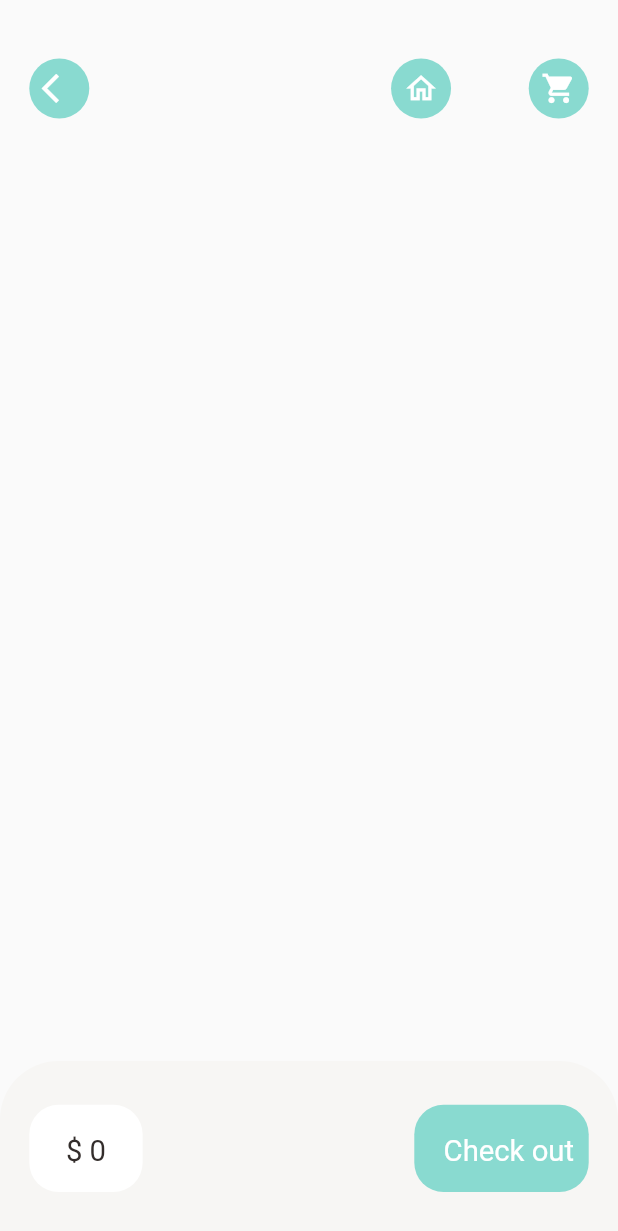
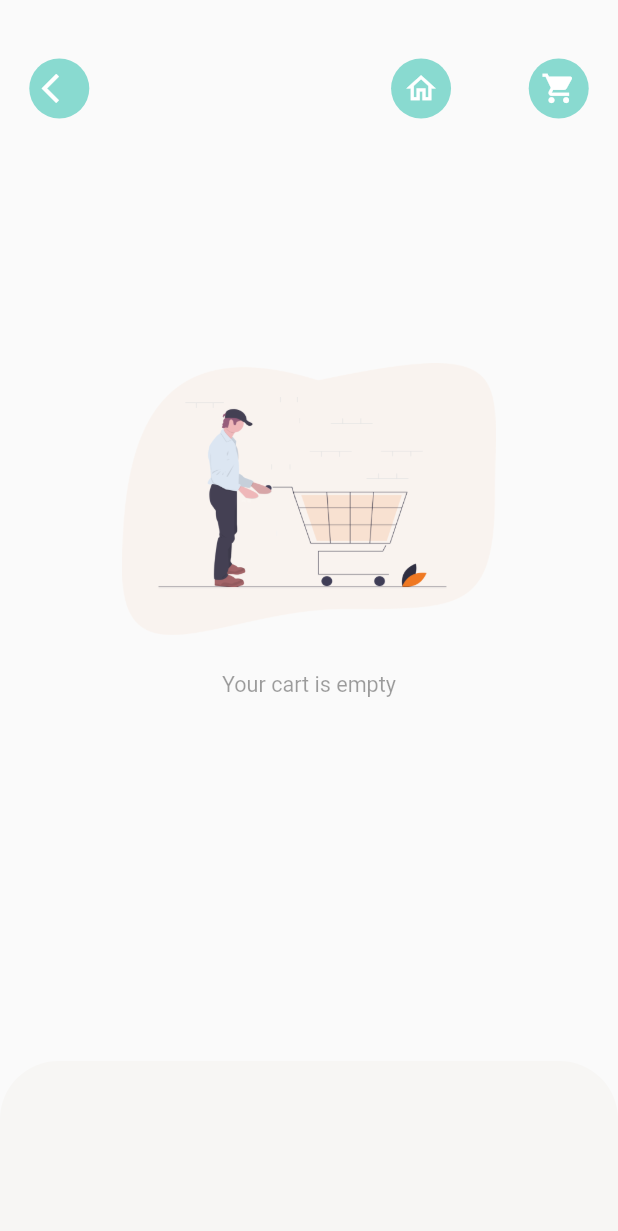
Before and after one commit to santoshacharya07/food-delivery-app, a Flutter app: the CartPage screen opened by its route, on a phone screen of 412 x 824 dp. Shown: the top 1231 px of the screen. Run offline on Flutter 3.47's test engine with Material 2 defaults, Android fonts, the phone set to English and light mode, and no system bars; our stand-ins replace dots_indicator, get, shared_preferences; accounts and stored records are empty; network calls fail.

Commit message:
Cart section completed

```diff
--- /dev/null
+++ b/lib/base/no_data_page.dart
@@ -0,0 +1,38 @@
+import 'package:flutter/material.dart';
+import 'package:flutter/src/foundation/key.dart';
+import 'package:flutter/src/widgets/framework.dart';
+import 'package:flutter/src/widgets/placeholder.dart';
+
+class NoDataPage extends StatelessWidget {
+  final String text;
+  final String imgPath;
+
+  const NoDataPage(
+      {Key? key,
+      required this.text,
+      this.imgPath = "assets/image/empty_cart.png"})
+      : super(key: key);
+
+  @override
+  Widget build(BuildContext context) {
+    return Column(
+      mainAxisAlignment: MainAxisAlignment.center,
+      crossAxisAlignment: CrossAxisAlignment.stretch,
+      children: [
+        Image.asset(
+          imgPath,
+          height: MediaQuery.of(context).size.height * 0.22,
+          width: MediaQuery.of(context).size.height * 0.22,
+        ),
+        SizedBox(
+          height: MediaQuery.of(context).size.height * 0.03,
+        ),
+        Text(text,
+            style: TextStyle(
+                fontSize: MediaQuery.of(context).size.height * 0.0175,
+                color: Theme.of(context).disabledColor),
+            textAlign: TextAlign.center),
+      ],
+    );
+  }
+}
--- a/lib/data/repository/cart_repo.dart
+++ b/lib/data/repository/cart_repo.dart
@@ -1 +1,86 @@
-class CartRepo {}
+import 'dart:convert';
+
+import 'package:food_delivery/utils/app_constants.dart';
+import 'package:shared_preferences/shared_preferences.dart';
+
+import '../../models/cart_model.dart';
+
+class CartRepo {
+  final SharedPreferences sharedPreferences;
+  CartRepo({required this.sharedPreferences});
+  List<String> cart = [];
+  List<String> cartHistory = [];
+  void addToCartList(List<CartModel> cartList) {
+    // sharedPreferences.remove(AppConstants.CART_LIST);
+    // sharedPreferences.remove(AppConstants.CART_HISTORY_LIST);
+    var time = DateTime.now().toString();
+    cart = [];
+    //convert object to string because shared preferences only accepts
+    //String
+
+    cartList.forEach((element) {
+      element.time = time;
+      return cart.add(jsonEncode(element));
+    });
+
+    sharedPreferences.setStringList(AppConstants.CART_LIST, cart);
+    //print(sharedPreferences.getStringList(AppConstants.CART_LIST));
+    // getCartList();
+  }
+
+  List<CartModel> getCartList() {
+    List<String> carts = [];
+    if (sharedPreferences.containsKey(AppConstants.CART_LIST)) {
+      carts = sharedPreferences.getStringList(AppConstants.CART_LIST)!;
+      print("inside getCartList" + carts.toString());
+    }
+    List<CartModel> cartList = [];
+    // carts.forEach((element) {
+    //   cartList.add(CartModel.fromJson(jsonDecode(element)));
+    // });
+    carts.forEach(
+        (element) => cartList.add(CartModel.fromJson(jsonDecode(element))));
+    return cartList;
+  }
+
+  List<CartModel> getCartHistoryList() {
+    if (sharedPreferences.containsKey(
+      AppConstants.CART_HISTORY_LIST,
+    )) {
+      cartHistory = [];
+      cartHistory =
+          sharedPreferences.getStringList(AppConstants.CART_HISTORY_LIST)!;
+    }
+    List<CartModel> cartListHistory = [];
+    cartHistory.forEach((element) =>
+        cartListHistory.add(CartModel.fromJson(jsonDecode(element))));
+    return cartListHistory;
+  }
+
+  void addToCartHistoryList() {
+    if (sharedPreferences.containsKey(AppConstants.CART_HISTORY_LIST)) {
+      cartHistory =
+          sharedPreferences.getStringList(AppConstants.CART_HISTORY_LIST)!;
+    }
+    for (int i = 0; i < cart.length; i++) {
+      print("history list: " + cart[i]);
+      cartHistory.add(cart[i]);
+    }
+    removeCart();
+
+    sharedPreferences.setStringList(
+        AppConstants.CART_HISTORY_LIST, cartHistory);
+    print("the of history list is " + getCartHistoryList().length.toString());
+
+    for (int i = 0; i < getCartHistoryList().length; i++) {
+      print("the time for the order is " +
+          getCartHistoryList()[i].time.toString());
+    }
+  }
+
+  void removeCart() {
+    cart = [];
+    //for dedug purpose to remoce data from device
+    sharedPreferences.remove(AppConstants.CART_LIST);
+  }
+}
--- a/lib/pages/cart/cart_page.dart
+++ b/lib/pages/cart/cart_page.dart
@@ -1,4 +1,5 @@
 import 'package:flutter/material.dart';
+import 'package:food_delivery/base/no_data_page.dart';
 import 'package:food_delivery/controllers/cart_controller.dart';
 import 'package:food_delivery/controllers/popular_product_controller.dart';
 import 'package:food_delivery/controllers/recomended_product_controller.dart';
@@ -58,7 +59,9 @@ class CartPage extends StatelessWidget {
               ],
             ),
           ),
-          Positioned(
+          GetBuilder<CartController>(builder: (_cartController) {
+            return _cartController.getItems.length > 0
+                ? Positioned(
                     top: Dimensions.height20 * 4,
                     left: Dimensions.width20,
                     right: Dimensions.width20,
@@ -82,26 +85,36 @@ class CartPage extends StatelessWidget {
                                         children: [
                                           GestureDetector(
                                             onTap: () {
-                                        var popularIndex =
-                                            Get.find<PopularProductController>()
+                                              var popularIndex = Get.find<
+                                                      PopularProductController>()
                                                   .popularProductList
-                                                .indexOf(
-                                                    _cartList[index].product!);
+                                                  .indexOf(_cartList[index]
+                                                      .product!);
 
                                               if (popularIndex >= 0) {
                                                 Get.toNamed(
                                                     RouteHelper.getPopularFood(
-                                                  popularIndex, "cartpage"));
+                                                        popularIndex,
+                                                        "cartpage"));
                                               } else {
                                                 var recommendedIndex = Get.find<
                                                         RecommendedProductController>()
                                                     .recommendedProductList
-                                              .indexOf(
-                                                  _cartList[index].product!);
-                                          Get.toNamed(
-                                              RouteHelper.getRecommendedFood(
+                                                    .indexOf(_cartList[index]
+                                                        .product!);
+                                                if (recommendedIndex < 0) {
+                                                  Get.snackbar(
+                                                      "History Product",
+                                                      "Product riview is not available fot history products",
+                                                      backgroundColor:
+                                                          AppColors.mainColor,
+                                                      colorText: Colors.white);
+                                                } else {
+                                                  Get.toNamed(RouteHelper
+                                                      .getRecommendedFood(
                                                           recommendedIndex,
                                                           "cartpage"));
+                                                }
                                               }
                                             },
                                             child: Container(
@@ -114,12 +127,14 @@ class CartPage extends StatelessWidget {
                                                     fit: BoxFit.cover,
                                                     image: NetworkImage(
                                                         AppConstants.BASE_URL +
-                                                      AppConstants.UPLOAD_URL +
+                                                            AppConstants
+                                                                .UPLOAD_URL +
                                                             cartController
                                                                 .getItems[index]
                                                                 .img!),
                                                   ),
-                                            borderRadius: BorderRadius.circular(
+                                                  borderRadius:
+                                                      BorderRadius.circular(
                                                           Dimensions.radius20),
                                                   color: Colors.white),
                                             ),
@@ -144,20 +159,26 @@ class CartPage extends StatelessWidget {
                                                 SmallText(text: "Spicy"),
                                                 Row(
                                                   mainAxisAlignment:
-                                                MainAxisAlignment.spaceBetween,
+                                                      MainAxisAlignment
+                                                          .spaceBetween,
                                                   children: [
                                                     BigText(
                                                       text: cartController
-                                                    .getItems[index].price!
+                                                          .getItems[index]
+                                                          .price!
                                                           .toString(),
                                                       color: Colors.redAccent,
                                                     ),
                                                     Container(
                                                       padding: EdgeInsets.only(
-                                                    top: Dimensions.height10,
-                                                    bottom: Dimensions.height10,
-                                                    left: Dimensions.width10,
-                                                    right: Dimensions.width10),
+                                                          top: Dimensions
+                                                              .height10,
+                                                          bottom: Dimensions
+                                                              .height10,
+                                                          left: Dimensions
+                                                              .width10,
+                                                          right: Dimensions
+                                                              .width10),
                                                       decoration: BoxDecoration(
                                                           borderRadius:
                                                               BorderRadius.circular(
@@ -170,42 +191,45 @@ class CartPage extends StatelessWidget {
                                                             onTap: () {
                                                               //  popularProduct.setQuantity(false);
                                                               cartController.addItem(
-                                                            _cartList[index]
+                                                                  _cartList[
+                                                                          index]
                                                                       .product!,
                                                                   -1);
                                                             },
                                                             child: Icon(
                                                               Icons.remove,
-                                                        color:
-                                                            AppColors.signColor,
+                                                              color: AppColors
+                                                                  .signColor,
                                                             ),
                                                           ),
                                                           SizedBox(
-                                                      width:
-                                                          Dimensions.width10 /
+                                                            width: Dimensions
+                                                                    .width10 /
                                                                 2,
                                                           ),
                                                           BigText(
-                                                        text: _cartList[index]
+                                                              text: _cartList[
+                                                                      index]
                                                                   .quantity!
                                                                   .toString()), //popularProduct.inCartItems.toString()),
                                                           SizedBox(
-                                                      width:
-                                                          Dimensions.width10 /
+                                                            width: Dimensions
+                                                                    .width10 /
                                                                 2,
                                                           ),
                                                           GestureDetector(
                                                             onTap: () {
                                                               // popularProduct.setQuantity(true);
                                                               cartController.addItem(
-                                                            _cartList[index]
+                                                                  _cartList[
+                                                                          index]
                                                                       .product!,
                                                                   1);
                                                             },
                                                             child: Icon(
                                                               Icons.add,
-                                                        color:
-                                                            AppColors.signColor,
+                                                              color: AppColors
+                                                                  .signColor,
                                                             ),
                                                           ),
                                                         ],
@@ -222,7 +246,10 @@ class CartPage extends StatelessWidget {
                                   });
                             },
                           )),
-              ))
+                    ),
+                  )
+                : NoDataPage(text: "Your cart is empty");
+          })
         ],
       ),
       bottomNavigationBar:
@@ -243,7 +270,8 @@ class CartPage extends StatelessWidget {
                 topRight: Radius.circular(Dimensions.radius20 * 2),
               ),
               color: AppColors.buttonBackgroundColor),
-          child: Row(
+          child: cartController.getItems.length > 0
+              ? Row(
                   mainAxisAlignment: MainAxisAlignment.spaceBetween,
                   children: [
                     Container(
@@ -253,14 +281,17 @@ class CartPage extends StatelessWidget {
                           left: Dimensions.width20,
                           right: Dimensions.width20),
                       decoration: BoxDecoration(
-                    borderRadius: BorderRadius.circular(Dimensions.radius20),
+                          borderRadius:
+                              BorderRadius.circular(Dimensions.radius20),
                           color: Colors.white),
                       child: Row(
                         children: [
                           SizedBox(
                             width: Dimensions.width10 / 2,
                           ),
-                    BigText(text: "\$ " + cartController.totalAmout.toString()),
+                          BigText(
+                              text:
+                                  "\$ " + cartController.totalAmout.toString()),
                           SizedBox(
                             width: Dimensions.width10 / 2,
                           ),
@@ -270,6 +301,8 @@ class CartPage extends StatelessWidget {
                     GestureDetector(
                       onTap: () {
                         //  popularProduct.addItem(product);
+                        print("i ma tapped");
+                        cartController.addToHistory();
                       },
                       child: Container(
                         padding: EdgeInsets.only(
@@ -278,7 +311,8 @@ class CartPage extends StatelessWidget {
                             left: Dimensions.width20,
                             right: Dimensions.width10),
                         decoration: BoxDecoration(
-                    borderRadius: BorderRadius.circular(Dimensions.radius20),
+                          borderRadius:
+                              BorderRadius.circular(Dimensions.radius20),
                           color: AppColors.mainColor,
                         ),
                         child: BigText(
@@ -288,7 +322,8 @@ class CartPage extends StatelessWidget {
                       ),
                     ),
                   ],
-          ),
+                )
+              : Container(),
         );
       }),
     );
--- a/lib/pages/home/home_page.dart
+++ b/lib/pages/home/home_page.dart
@@ -1,5 +1,6 @@
 import 'package:flutter/cupertino.dart';
 import 'package:flutter/material.dart';
+import 'package:food_delivery/pages/cart/cart_history.dart';
 import 'package:food_delivery/pages/home/main_food_page.dart';
 import 'package:food_delivery/utils/colors.dart';
 // import 'package:persistent_bottom_nav_bar/persistent_tab_view.dart';
@@ -18,7 +19,7 @@ class _HomePageState extends State<HomePage> {
   List pages = [
     const MainFoodPage(),
     const Center(child: Text("Next Page1")),
-    const Center(child: Text("Next Page2")),
+    CartHistory(),
     const Center(child: Text("Next Page3")),
   ];
   void onTapNav(int index) {
--- a/lib/routes/route_helper.dart
+++ b/lib/routes/route_helper.dart
@@ -3,6 +3,7 @@ import 'package:food_delivery/pages/food/popular_food_detail.dart';
 import 'package:food_delivery/pages/food/recommended_food_detail.dart';
 import 'package:food_delivery/pages/home/home_page.dart';
 import 'package:food_delivery/pages/home/main_food_page.dart';
+import 'package:food_delivery/pages/splash/splash_page.dart';
 import 'package:get/get.dart';
 
 class RouteHelper {
@@ -10,6 +11,9 @@ class RouteHelper {
   static const String popularFood = "/popular-food";
   static const String recommendedFood = "/recommended-food";
   static const String cartPage = "/cart-page";
+  static const String splashPage = "/splash-page";
+
+  static String getSplashPage() => "$splashPage";
 
   static String getInitial() => "$initial";
   static String getPopularFood(int pageId, String page) =>
@@ -19,6 +23,7 @@ class RouteHelper {
   static String getCartPage() => "$cartPage";
 
   static List<GetPage> routes = [
+    GetPage(name: splashPage, page: () => SplashScrenn()),
     GetPage(name: initial, page: () => HomePage()),
     GetPage(
         name: recommendedFood,
--- a/lib/utils/app_constants.dart
+++ b/lib/utils/app_constants.dart
@@ -1,12 +1,17 @@
+import 'package:flutter/material.dart';
+
 class AppConstants {
   static const String APP_NAME = "84 BENJAN";
   static const int APP_VERSION = 1;
 
   static const String BASE_URL = "http://127.0.0.1:8000";
-   static const String BASE_URL2 = "http://localhost:8000";
+  static const String BASE_URL2 = "http://localhost:8000";
   static const POPULAR_PRODUCT_URI = "/api/v1/products/popular";
   static const RECPMMENDED_PRODUCT_URI = "/api/v1/products/recommended";
+ // static const DRINKS_URI = "/api/v1/products/drinks";
 
   static const String UPLOAD_URL = "/uploads/";
   static const String TOKEN = "DBtoken";
+  static const String CART_LIST = "cart-list";
+  static const String CART_HISTORY_LIST = "cart-history-list";
 }
--- a/lib/utils/dimensions.dart
+++ b/lib/utils/dimensions.dart
@@ -38,4 +38,8 @@ class Dimensions {
 
   //bottom height
   static double bottomHeightBar = screenHeight / 7.06;
+
+  //splash screnn dimension
+  static double splashImg = screenHeight / 3.38;
+
 }
--- a/pubspec.yaml
+++ b/pubspec.yaml
@@ -33,10 +33,14 @@ dependencies:
   dots_indicator: ^2.0.0
 
 
+
   # The following adds the Cupertino Icons font to your application.
   # Use with the CupertinoIcons class for iOS style icons.
   cupertino_icons: ^1.0.2
+  shared_preferences: ^2.1.1
+  intl: ^0.17.0
   #persistent_bottom_nav_bar: ^5.0.2
+
 
 dev_dependencies:
   flutter_test:
```
Also changed, not shown: lib/controllers/cart_controller.dart (+41 -1 lines), lib/controllers/popular_product_controller.dart (+6 -6 lines), lib/helper/dependencies.dart (+6 -1 lines), lib/main.dart (+15 -12 lines), lib/models/cart_model.dart (+12 -0 lines), lib/models/product_model.dart (+12 -2 lines), lib/pages/cart/cart_history.dart (added, +254 -0 lines), lib/pages/home/main_food_page.dart (+14 -4 lines), lib/pages/splash/splash_page.dart (+73 -0 lines), pubspec.lock, 9 other files. Lines whose indentation alone changed are shown as unchanged.
